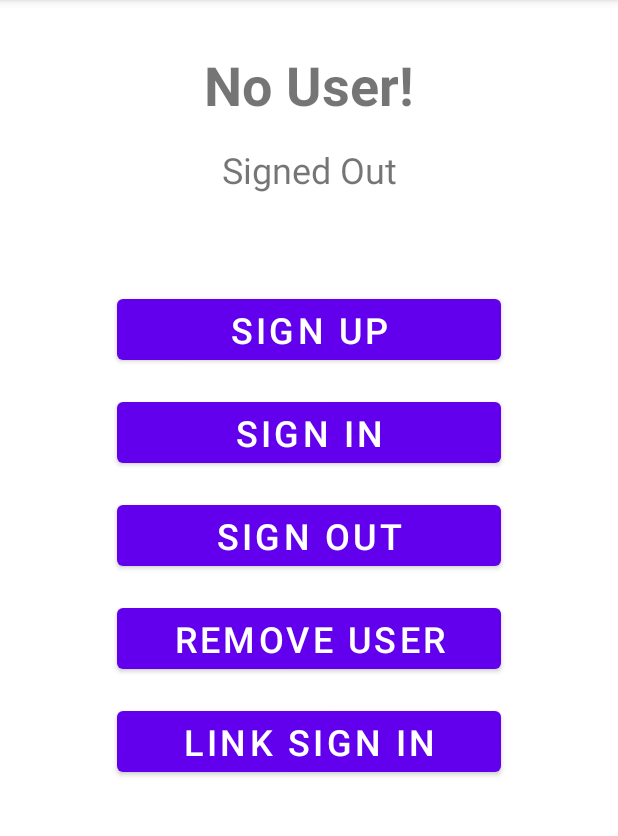
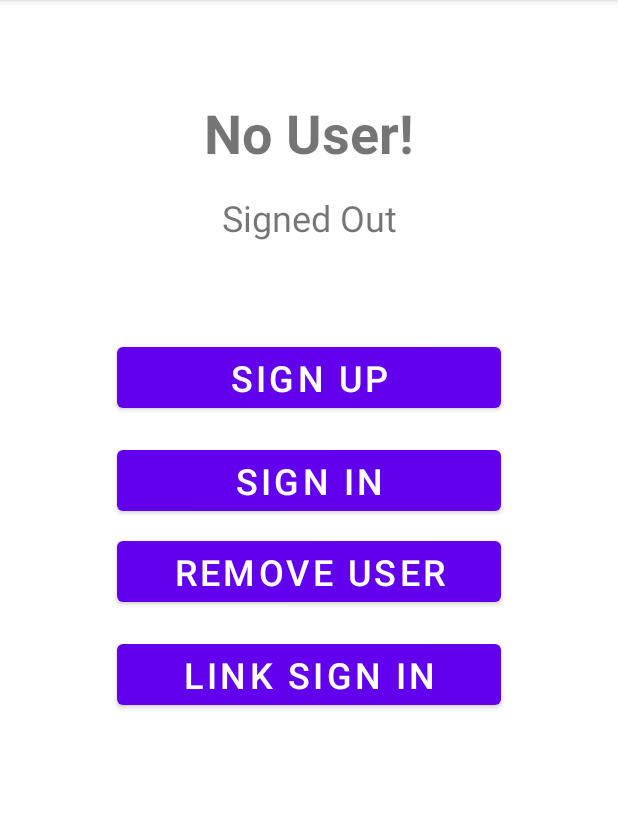
Before and after one commit to Imran4424/Android-FirebaseEmailAuthenticationFirebaseSDK, an Android app: the screen it shows after launch (MainActivity), on a phone screen of 412 x 824 dp, the part 84-920 px from its top. Run offline under Robolectric (Android 15) with nearby library versions, the phone set to English and light mode, and no system bars.

Commit message:
activity main

```diff
--- a/app/src/main/res/layout/activity_main.xml
+++ b/app/src/main/res/layout/activity_main.xml
@@ -10,7 +10,7 @@
         android:id="@+id/textUser"
         android:layout_width="0dp"
         android:layout_height="wrap_content"
-        android:layout_marginTop="32dp"
+        android:layout_marginTop="64dp"
         android:text="No User!"
         android:textAlignment="center"
         android:textSize="36sp"
@@ -62,29 +62,16 @@
         app:layout_constraintTop_toBottomOf="@+id/buttonSignUp" />
 
     <Button
-        android:id="@+id/buttonSignOut"
+        android:id="@+id/buttonRemoveUser"
         android:layout_width="256dp"
         android:layout_height="wrap_content"
-        android:layout_marginTop="16dp"
-        android:text="Sign Out"
-        android:textAlignment="center"
+        android:layout_marginTop="8dp"
+        android:text="Remove User"
         android:textSize="24sp"
         app:layout_constraintEnd_toEndOf="parent"
         app:layout_constraintHorizontal_bias="0.5"
         app:layout_constraintStart_toStartOf="parent"
         app:layout_constraintTop_toBottomOf="@+id/buttonSignIn" />
-
-    <Button
-        android:id="@+id/buttonRemoveUser"
-        android:layout_width="256dp"
-        android:layout_height="wrap_content"
-        android:layout_marginTop="16dp"
-        android:text="Remove User"
-        android:textSize="24sp"
-        app:layout_constraintEnd_toEndOf="parent"
-        app:layout_constraintHorizontal_bias="0.5"
-        app:layout_constraintStart_toStartOf="parent"
-        app:layout_constraintTop_toBottomOf="@+id/buttonSignOut" />
 
     <Button
         android:id="@+id/buttonLinkSIgnIn"
```
